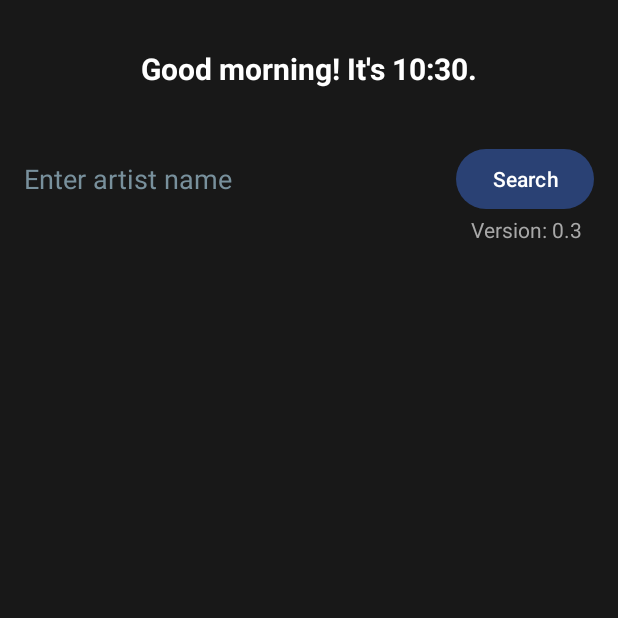
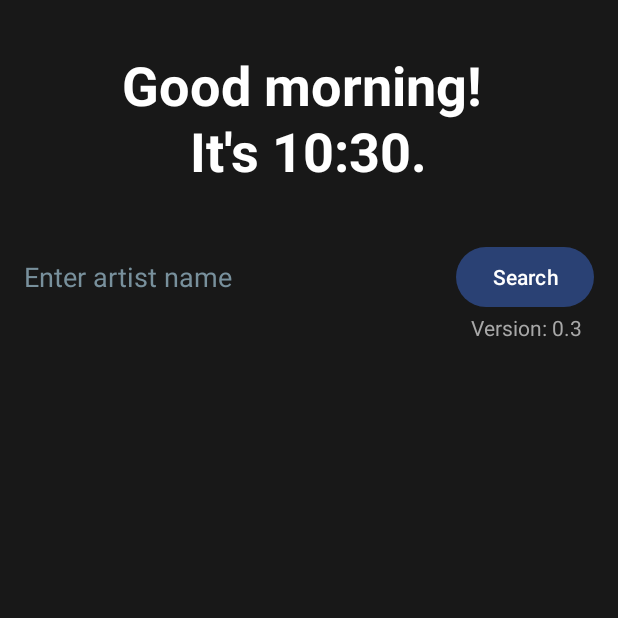
Before and after one commit to n000tavailable/tunedetective, an Android app: the screen it shows after launch (MainActivity), on a phone screen of 412 x 824 dp, the top half of it. Run offline under Robolectric (Android 15) with nearby library versions, the phone set to English and light mode, and no system bars; pictures from the network do not load.

Commit message:
welcome message changes & design changes

```diff
--- a/app/src/main/java/com/n0tavailable/tunedetective/MainActivity.kt
+++ b/app/src/main/java/com/n0tavailable/tunedetective/MainActivity.kt
@@ -111,11 +111,12 @@ class MainActivity : AppCompatActivity() {
             in 0..5 -> "Good night!"
             in 6..11 -> "Good morning!"
             in 12..17 -> "Good afternoon!"
-            else -> "Good evening!"
+            in 18..23 -> "Good evening!"
+            else -> "Hello!"
         }
 
         val currentTime = SimpleDateFormat("HH:mm", Locale.getDefault()).format(Calendar.getInstance().time)
-        val welcomeMessageWithTime = "$welcomeMessage It's $currentTime."
+        val welcomeMessageWithTime = "$welcomeMessage \nIt's $currentTime."
 
         findViewById<TextView>(R.id.welcomeMessageTextView).text = welcomeMessageWithTime
     }
--- a/app/src/main/res/layout/activity_main.xml
+++ b/app/src/main/res/layout/activity_main.xml
@@ -12,8 +12,9 @@
         android:layout_width="wrap_content"
         android:layout_height="wrap_content"
         android:textColor="#FFFFFF"
-        android:textSize="20sp"
+        android:textAppearance="@style/TextAppearance.Material3.DisplaySmall"
         android:textStyle="bold"
+        android:textAlignment="center"
         android:layout_gravity="center_horizontal"
         android:layout_marginTop="16dp"
         android:layout_marginBottom="16dp" />
@@ -39,7 +40,7 @@
             android:layout_width="wrap_content"
             android:layout_height="wrap_content"
             android:textStyle="bold"
-            android:textSize="20dp"
+            android:textAppearance="@style/TextAppearance.Material3.TitleLarge"
             android:text="Track Title"
             android:textColor="#fff"
             android:textAlignment="center"
@@ -51,6 +52,7 @@
             android:layout_width="wrap_content"
             android:layout_height="wrap_content"
             android:text="Release Date"
+            android:textAppearance="@style/TextAppearance.Material3.LabelLarge"
             android:textColor="#A8A8A8"
             android:layout_gravity="center_horizontal"
             android:layout_marginTop="8dp" />
```
